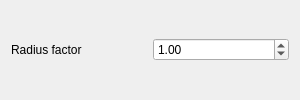
1A-OneAngstrom/SAMSON-Developer-Tutorials, file VanDerWaals/form/SEVanDerWaalsVisualModelProperties.ui: the form before one commit.
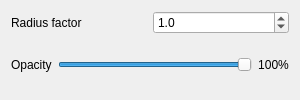
The form after the commit.

```diff
--- a/VanDerWaals/form/SEVanDerWaalsVisualModelProperties.ui
+++ b/VanDerWaals/form/SEVanDerWaalsVisualModelProperties.ui
@@ -19,6 +19,8 @@
   <property name="windowTitle">
    <string/>
   </property>
+  <layout class="QVBoxLayout" name="verticalLayout">
+   <item>
   <layout class="QHBoxLayout" name="horizontalLayout">
    <item>
     <widget class="QLabel" name="label">
@@ -29,8 +31,14 @@
    </item>
    <item>
     <widget class="QDoubleSpinBox" name="doubleSpinBoxRadiusFactor">
+       <property name="decimals">
+        <number>1</number>
+       </property>
      <property name="maximum">
-      <double>10.000000000000000</double>
+        <double>3.000000000000000</double>
+       </property>
+       <property name="singleStep">
+        <double>0.100000000000000</double>
      </property>
      <property name="value">
       <double>1.000000000000000</double>
@@ -38,6 +46,51 @@
     </widget>
    </item>
   </layout>
+   </item>
+   <item>
+    <layout class="QHBoxLayout" name="horizontalLayout_2">
+     <item>
+      <widget class="QLabel" name="labelOpacity">
+       <property name="text">
+        <string>Opacity</string>
+       </property>
+      </widget>
+     </item>
+     <item>
+      <widget class="QSlider" name="horizontalSliderOpacity">
+       <property name="maximum">
+        <number>100</number>
+       </property>
+       <property name="value">
+        <number>100</number>
+       </property>
+       <property name="tracking">
+        <bool>true</bool>
+       </property>
+       <property name="orientation">
+        <enum>Qt::Horizontal</enum>
+       </property>
+       <property name="tickPosition">
+        <enum>QSlider::NoTicks</enum>
+       </property>
+       <property name="tickInterval">
+        <number>10</number>
+       </property>
+      </widget>
+     </item>
+     <item>
+      <widget class="QLabel" name="labelOpacityValue">
+       <property name="text">
+        <string>100%</string>
+       </property>
+       <property name="alignment">
+        <set>Qt::AlignCenter</set>
+       </property>
+      </widget>
+     </item>
+    </layout>
+   </item>
+  </layout>
  </widget>
  <resources/>
  <connections>
```
Left out of the diff: 19 changed lines with no effect on the pictures. Lines whose indentation alone changed are shown as unchanged.
